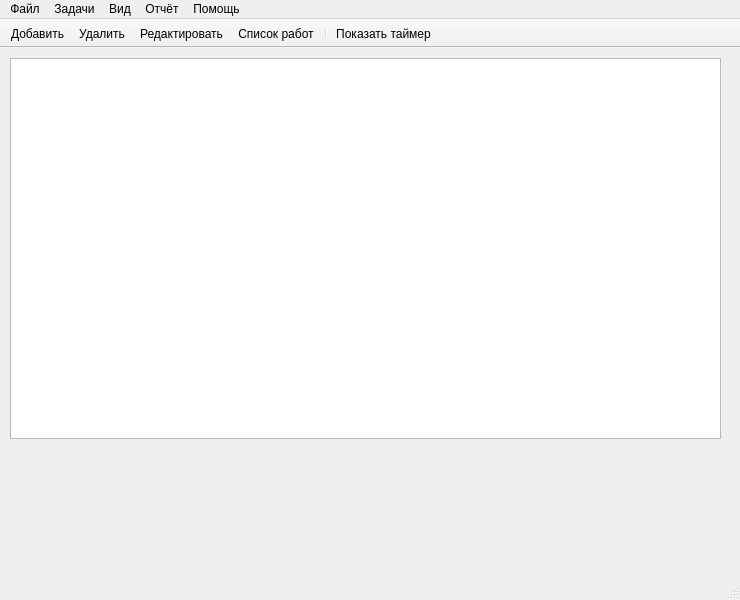
Above: TasksAccounting/mainwindow.ui from MishIvan/UbuntuProjects before the change. Below: the same form after it.
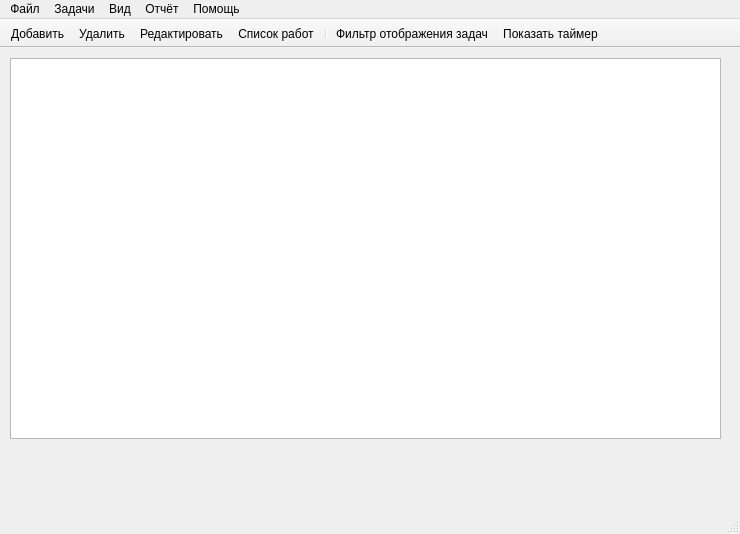
That is the form after the change. Icons and pictures are not drawn.

Commit message:
Задание фильтра задач в диалоге.
Задание фильтра задач в диалоге. Размеры диалогового окна не меняются.

```diff
--- a/TasksAccounting/mainwindow.ui
+++ b/TasksAccounting/mainwindow.ui
@@ -7,7 +7,7 @@
     <x>0</x>
     <y>0</y>
     <width>740</width>
-    <height>600</height>
+    <height>534</height>
    </rect>
   </property>
   <property name="windowTitle">
@@ -111,6 +111,7 @@
    <addaction name="action_edit_task"/>
    <addaction name="action_work_list"/>
    <addaction name="separator"/>
+   <addaction name="action_task_filter"/>
    <addaction name="action_show_timer"/>
   </widget>
   <action name="action_time_period">
@@ -240,6 +241,18 @@
     <string>Список работ по задаче</string>
    </property>
   </action>
+  <action name="action_task_filter">
+   <property name="icon">
+    <iconset resource="MainResource.qrc">
+     <normaloff>:/images/filter48.png</normaloff>:/images/filter48.png</iconset>
+   </property>
+   <property name="text">
+    <string>Фильтр отображения задач</string>
+   </property>
+   <property name="toolTip">
+    <string>Отобразить задачи в соответствии с выбранным фильтром</string>
+   </property>
+  </action>
  </widget>
  <resources>
   <include location="MainResource.qrc"/>
```
Left out of the diff: 49 changed lines with no effect on the pictures. The commit also changes 15 other files.
